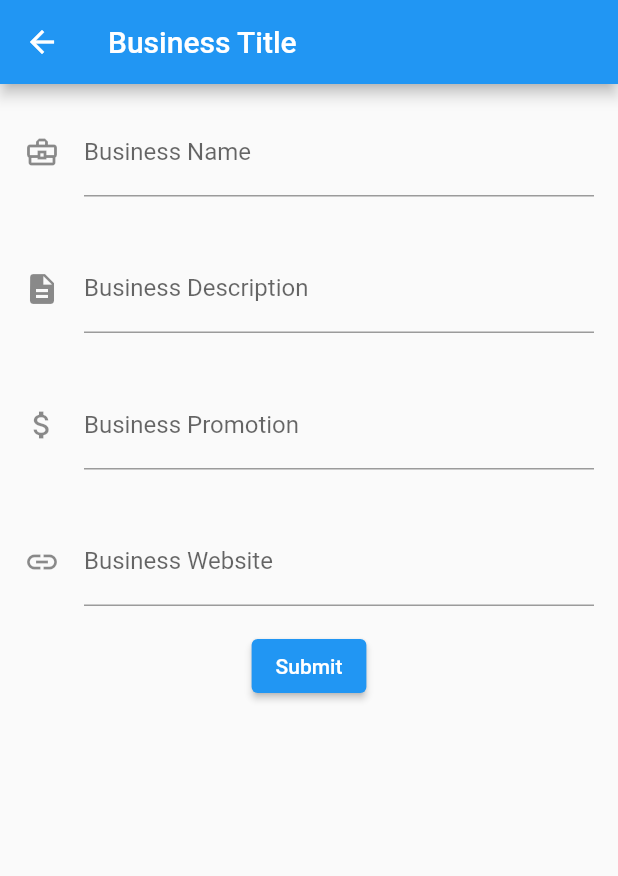
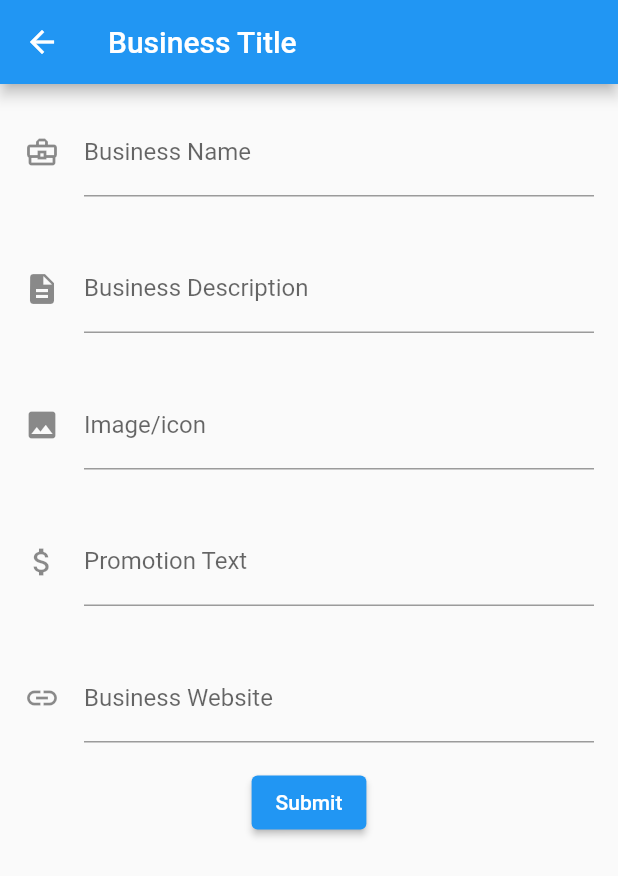
Before and after one commit to Nollum/BusinessPromo, a Flutter app: the CreateCode screen opened directly, after a tap on "Submit", on a phone screen of 412 x 824 dp. Shown: the top 876 px of the screen. Run offline on Flutter 3.47's test engine with Material 2 defaults, Android fonts, the phone set to English and light mode, and no system bars; our stand-ins replace flutter_login, flutter_secure_storage, get_storage; missing offline and left inert: qr_code_scanner; accounts and stored records are empty.

Commit message:
working promo page

```diff
--- a/flutter_app/lib/createCode.dart
+++ b/flutter_app/lib/createCode.dart
@@ -9,8 +9,10 @@ import 'package:flutter/foundation.dart';
 import 'package:flutter/material.dart';
 import 'package:url_launcher/url_launcher.dart';
 import 'package:http/http.dart' as http;
+import 'package:get_storage/get_storage.dart';
 
-final storage = new FlutterSecureStorage();
+// final storage = new FlutterSecureStorage();
+final box = GetStorage();
 
 class CreateCode extends StatefulWidget {
 
@@ -20,6 +22,12 @@ class CreateCode extends StatefulWidget {
 }
 
 class _CreateCode extends State<CreateCode> {
+
+  final controller1 = TextEditingController();
+  final controller2 = TextEditingController();
+  final controller3 = TextEditingController();
+  final controller4 = TextEditingController();
+  final controller5 = TextEditingController();
 
   @override
   Widget build(BuildContext context) {
@@ -32,6 +40,7 @@ class _CreateCode extends State<CreateCode> {
           Padding(
             padding: const EdgeInsets.all(16.0),
             child: TextFormField(
+              controller: controller1,
               decoration: const InputDecoration(
                 icon: Icon(Icons.business_center_outlined),
                 // hintText: 'What do people call you?',
@@ -47,6 +56,7 @@ class _CreateCode extends State<CreateCode> {
           Padding(
             padding: const EdgeInsets.all(16.0),
             child: TextFormField(
+              controller: controller2,
               decoration: const InputDecoration(
                 icon: Icon(Icons.description),
                 // hintText: 'What do people call you?',
@@ -64,10 +74,11 @@ class _CreateCode extends State<CreateCode> {
           Padding(
             padding: const EdgeInsets.all(16.0),
             child: TextFormField(
+              controller: controller3,
               decoration: const InputDecoration(
-                icon: Icon(Icons.attach_money),
+                icon: Icon(Icons.image),
                 // hintText: 'What do people call you?',
-                labelText: 'Business Promotion',
+                labelText: 'Image/icon',
               ),
               onSaved: (String? value) {
                 // This optional block of code can be used to run
@@ -81,6 +92,26 @@ class _CreateCode extends State<CreateCode> {
           Padding(
             padding: const EdgeInsets.all(16.0),
             child: TextFormField(
+              controller: controller4,
+              decoration: const InputDecoration(
+                icon: Icon(Icons.attach_money),
+                // hintText: 'What do people call you?',
+                labelText: 'Promotion Text',
+              ),
+              onSaved: (String? value) {
+                // This optional block of code can be used to run
+                // code when the user saves the form.
+              },
+              validator: (String? value) {
+                return (value != "" ? 'Please enter a value' : null);
+              },
+            ),
+          ),
+
+          Padding(
+            padding: const EdgeInsets.all(16.0),
+            child: TextFormField(
+              controller: controller5,
               decoration: const InputDecoration(
                 icon: Icon(Icons.link),
                 // hintText: 'What do people call you?',
@@ -99,12 +130,15 @@ class _CreateCode extends State<CreateCode> {
           ElevatedButton(
             child: const Text('Submit'),
             onPressed: () async {
-              var url = Uri.parse('https://frozen-tundra-73649.herokuapp.com/api/businesses');
-              String? value = await storage.read(key: 'jwt');
-              var response = await http.post(url, body: {'title': 'doodle', 'description': 'blue', 'website': 'blue','jwt': value});
+              var url = Uri.parse('https://frozen-tundra-73649.herokuapp.com/api/codes');
+              // var value = storage.read(key: 'jwt');
+              var value = await box.read("jwt");
+
+              print(value);
+              var response = await http.post(url, body: {'name': controller1.text, 'description': controller2.text, 'image': controller3.text, 'promoText': controller4.text, 'website': controller5.text,'jwt': value});
               print('Response status: ${response.statusCode}');
               print('Response body: ${response.body}');
-
+              //_id
               // Navigator.push(
               //   context,
               //   MaterialPageRoute(builder: (context) => Scan()),
--- a/flutter_app/lib/promo.dart
+++ b/flutter_app/lib/promo.dart
@@ -8,6 +8,7 @@ import 'package:qr_code_scanner/qr_code_scanner.dart';
 import 'package:flutter/foundation.dart';
 import 'package:flutter/material.dart';
 import 'package:url_launcher/url_launcher.dart';
+import 'scan.dart';
 
 class Promo extends StatefulWidget {
 
@@ -22,10 +23,16 @@ class _PromoState extends State<Promo> {
   Widget build(BuildContext context) {
     return Scaffold(
       appBar: AppBar(
-        title: const Text('Business Title'),
+        title:  Text('${Scan.name}'),
+        elevation: 0,
+        backgroundColor: Color(0xffffAf00),
       ),
       body: Column(
         children: <Widget>[
+          Padding(
+            padding: const EdgeInsets.all(8.0),
+            child: Image.network('${Scan.icon}'),
+          ),
           Padding(
             padding: const EdgeInsets.all(16.0),
             child: RichText(
@@ -37,7 +44,7 @@ class _PromoState extends State<Promo> {
                         fontSize: 12,
                       )),
                   TextSpan(
-                      text: 'Hello, this is a business, we are awesome \n\n\n',
+                      text: '${Scan.description} \n\n\n',
                       style: TextStyle(fontWeight: FontWeight.normal,
                         color: Colors.black,
                         fontSize: 24,
@@ -47,17 +54,17 @@ class _PromoState extends State<Promo> {
                         color: Colors.black,
                         fontSize: 12,
                       )),
-                  TextSpan(text: 'Hello, this is a business, we are awesome \n \n',
+                  TextSpan(text: '${Scan.promo} \n \n',
                       style: TextStyle(fontWeight: FontWeight.normal,
                         color: Colors.black,
                         fontSize: 24,
                       ),
                   ),
                   TextSpan(
-                    text: 'Business Website',
+                    text: 'More Information',
                     style: TextStyle(color:Colors.lightBlue, fontWeight: FontWeight.normal, fontSize: 24, decoration: TextDecoration.underline),
                     recognizer: new TapGestureRecognizer()..onTap = () {
-                      launch("https://www.google.com");
+                      launch("${Scan.website}");
                     },
                   ),
 
--- a/flutter_app/pubspec.yaml
+++ b/flutter_app/pubspec.yaml
@@ -40,6 +40,7 @@ dependencies:
   convert: ^3.0.1
   http: ^0.13.3
   flutter_secure_storage: ^4.2.1
+  get_storage: ^2.0.3
 
 dev_dependencies:
   flutter_test:
```
Also changed, not shown: flutter_app/lib/login.dart (+14 -4 lines), flutter_app/lib/scan.dart (+23 -0 lines).
